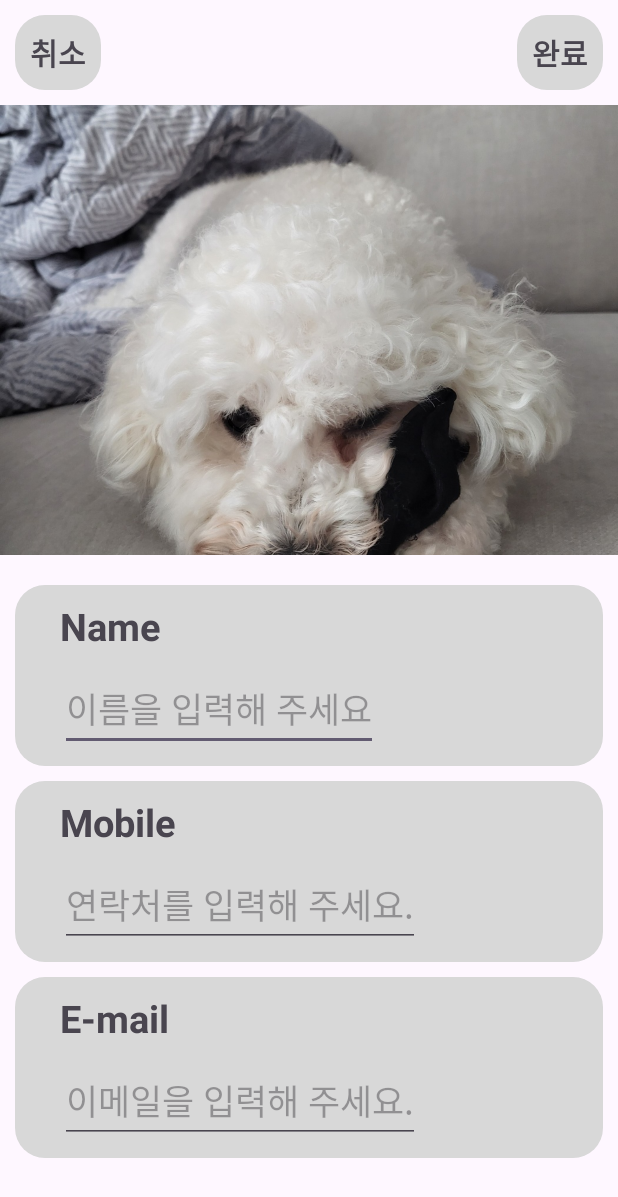
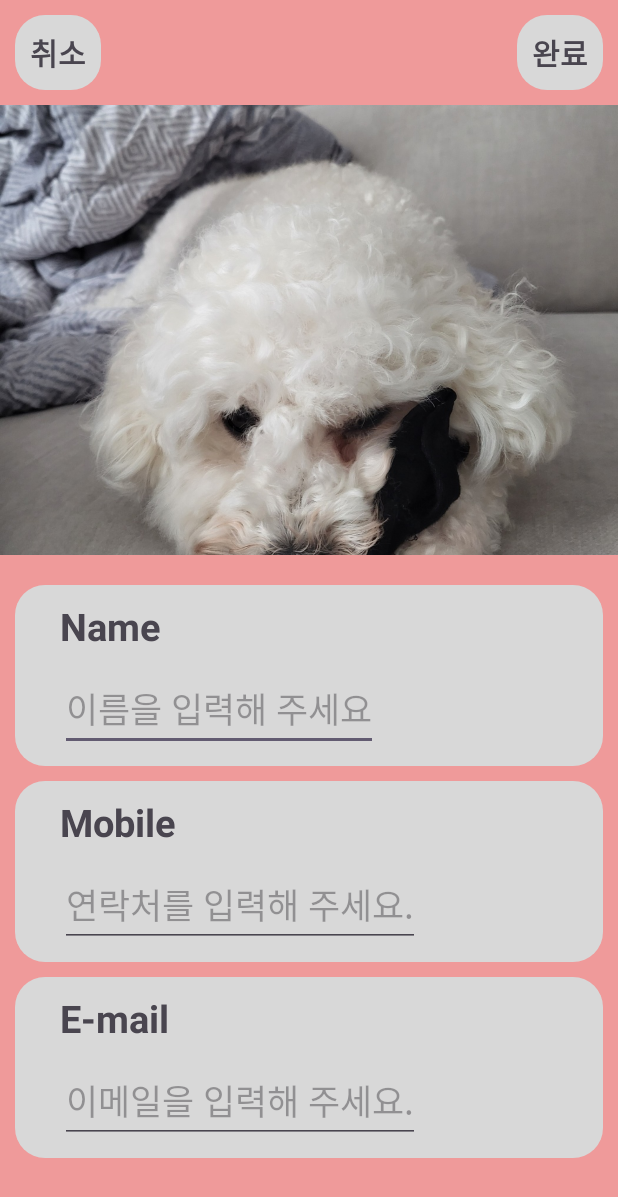
Before and after one commit to werds7890/phone_list, an Android app: the fragment MypageEditFragment shown on its own in the app's theme, on a phone screen of 412 x 824 dp. Shown: the top 1197 px of the screen. Run offline under Robolectric (Android 15) with nearby library versions, the phone set to English and light mode, and no system bars.

Commit message:
[FEAT] : ⚙️ 마이페이지 수정버튼 클릭 시 마이페이지edit Fragment 보여지는 이벤트 추가

```diff
--- a/app/src/main/java/com/example/phone_list/MypageEditFragment.kt
+++ b/app/src/main/java/com/example/phone_list/MypageEditFragment.kt
@@ -5,11 +5,15 @@ import androidx.fragment.app.Fragment
 import android.view.LayoutInflater
 import android.view.View
 import android.view.ViewGroup
+import com.example.phone_list.databinding.FragmentMypageEditBinding
 
 // TODO: Rename parameter arguments, choose names that match
 // the fragment initialization parameters, e.g. ARG_ITEM_NUMBER
 private const val ARG_PARAM1 = "param1"
 private const val ARG_PARAM2 = "param2"
+
+private var _binding : FragmentMypageEditBinding? = null
+private val binding get() = _binding!!
 
 /**
  * A simple [Fragment] subclass.
@@ -33,8 +37,13 @@ class MypageEditFragment : Fragment() {
         inflater: LayoutInflater, container: ViewGroup?,
         savedInstanceState: Bundle?
     ): View? {
+        _binding = FragmentMypageEditBinding.inflate(inflater,container,false)
         // Inflate the layout for this fragment
-        return inflater.inflate(R.layout.fragment_mypage_edit, container, false)
+
+
+
+
+        return binding.root
     }
 
     companion object {
--- a/app/src/main/java/com/example/phone_list/ViewPagerAdapter.kt
+++ b/app/src/main/java/com/example/phone_list/ViewPagerAdapter.kt
@@ -3,6 +3,7 @@ package com.example.phone_list
 import androidx.fragment.app.Fragment
 import androidx.fragment.app.FragmentActivity
 import androidx.viewpager2.adapter.FragmentStateAdapter
+import java.lang.IllegalArgumentException
 
 
 private const val FRAG_NUMS = 2
@@ -15,7 +16,8 @@ class ViewPagerAdapter(fragmentActivity:FragmentActivity):FragmentStateAdapter(f
     override fun createFragment(position: Int): Fragment {
         return when(position){
             0 -> return ContactListFragment()
-            else -> return MyPageFragment()
+            1 -> return MyPageFragment()
+            else ->throw IllegalArgumentException("invalid position : $position")
         }
     }
 }
--- a/app/src/main/res/layout/fragment_my_page.xml
+++ b/app/src/main/res/layout/fragment_my_page.xml
@@ -31,6 +31,7 @@
             app:layout_constraintTop_toTopOf="parent" />
 
         <TextView
+            android:id="@+id/mypage_btn_to_edit_page"
             android:layout_width="wrap_content"
             android:layout_height="wrap_content"
             android:layout_marginTop="10dp"
--- a/app/src/main/res/layout/fragment_mypage_edit.xml
+++ b/app/src/main/res/layout/fragment_mypage_edit.xml
@@ -1,15 +1,16 @@
 <?xml version="1.0" encoding="utf-8"?>
-<FrameLayout xmlns:android="http://schemas.android.com/apk/res/android"
+<LinearLayout xmlns:android="http://schemas.android.com/apk/res/android"
     xmlns:app="http://schemas.android.com/apk/res-auto"
     xmlns:tools="http://schemas.android.com/tools"
     android:layout_width="match_parent"
     android:layout_height="match_parent"
+    android:background="@color/theme_color"
     tools:context=".MypageEditFragment">
 
     <!-- TODO: Update blank fragment layout -->
-    <ScrollView
-        android:layout_width="match_parent"
-        android:layout_height="match_parent">
+<!--    <ScrollView-->
+<!--        android:layout_width="match_parent"-->
+<!--        android:layout_height="match_parent">-->
 
         <androidx.constraintlayout.widget.ConstraintLayout
             android:layout_width="match_parent"
@@ -163,6 +164,6 @@
 
 
         </androidx.constraintlayout.widget.ConstraintLayout>
-    </ScrollView>
+<!--    </ScrollView>-->
 
-</FrameLayout>
+</LinearLayout>
```
Also changed, not shown: app/src/main/java/com/example/phone_list/MainContactActivity.kt (+10 -0 lines), app/src/main/java/com/example/phone_list/MyPageFragment.kt (+27 -1 lines), app/src/main/res/layout/activity_main_contact.xml (+5 -4 lines).
